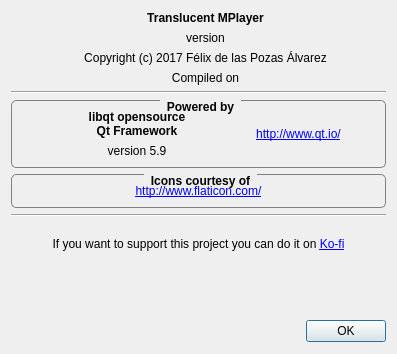
Above: AboutDialog.ui from FelixdelasPozas/TranslucentMPlayer before the change. Below: the same form after it.
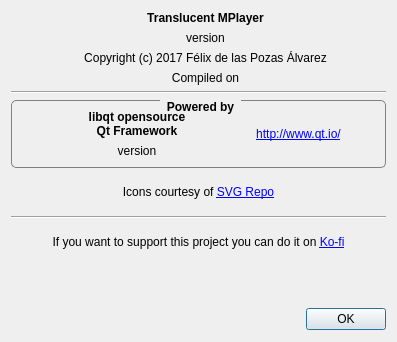
That is the form after the change. Icons and pictures are not drawn. Custom widgets are drawn as their Qt base class.

What changed in the file:
```diff
--- a/AboutDialog.ui
+++ b/AboutDialog.ui
@@ -7,19 +7,19 @@
     <x>0</x>
     <y>0</y>
     <width>397</width>
-    <height>354</height>
+    <height>342</height>
    </rect>
   </property>
   <property name="minimumSize">
    <size>
     <width>397</width>
-    <height>354</height>
+    <height>342</height>
    </size>
   </property>
   <property name="maximumSize">
    <size>
     <width>397</width>
-    <height>354</height>
+    <height>342</height>
    </size>
   </property>
   <property name="windowTitle">
@@ -145,7 +145,6 @@
       <widget class="QGroupBox" name="groupBox">
        <property name="font">
         <font>
-         <weight>75</weight>
          <bold>true</bold>
         </font>
        </property>
@@ -218,7 +217,7 @@
             <item>
              <widget class="QLabel" name="m_qtVersion">
               <property name="text">
-               <string>version 5.9</string>
+               <string>version</string>
               </property>
               <property name="alignment">
                <set>Qt::AlignCenter</set>
@@ -245,49 +244,21 @@
        </layout>
       </widget>
      </item>
-     <item>
-      <widget class="QGroupBox" name="groupBox_2">
-       <property name="font">
-        <font>
-         <weight>75</weight>
-         <bold>true</bold>
-        </font>
-       </property>
-       <property name="styleSheet">
-        <string notr="true">QGroupBox {
-    border: 1px solid gray;
-    border-radius: 5px;
-    margin-top: 2ex;
-}
-
-QGroupBox::title {
-    subcontrol-origin: margin;
-    subcontrol-position: top center; /* position at the top center */
-    padding: 0px 5px;
-}</string>
-       </property>
-       <property name="title">
-        <string>Icons courtesy of</string>
-       </property>
-       <layout class="QVBoxLayout" name="verticalLayout_5">
-        <item>
-         <widget class="QLabel" name="label_8">
-          <property name="text">
-           <string>&lt;a href=&quot;http://www.flaticon.com/&quot;&gt;http://www.flaticon.com/&lt;/a&gt;</string>
-          </property>
-          <property name="alignment">
-           <set>Qt::AlignCenter</set>
-          </property>
-          <property name="openExternalLinks">
-           <bool>true</bool>
-          </property>
-         </widget>
-        </item>
-       </layout>
-      </widget>
-     </item>
     </layout>
    </item>
+   <item>
+    <widget class="QLabel" name="label_8">
+     <property name="text">
+      <string>Icons courtesy of &lt;a href=&quot;http://svgrepo.com/&quot;&gt;SVG Repo&lt;/a&gt;</string>
+     </property>
+     <property name="alignment">
+      <set>Qt::AlignmentFlag::AlignCenter</set>
+     </property>
+     <property name="openExternalLinks">
+      <bool>true</bool>
+     </property>
+    </widget>
+   </item>
    <item>
     <widget class="Line" name="line_2">
      <property name="orientation">
```
Left out of the diff: 40 changed lines with no effect on the pictures.
